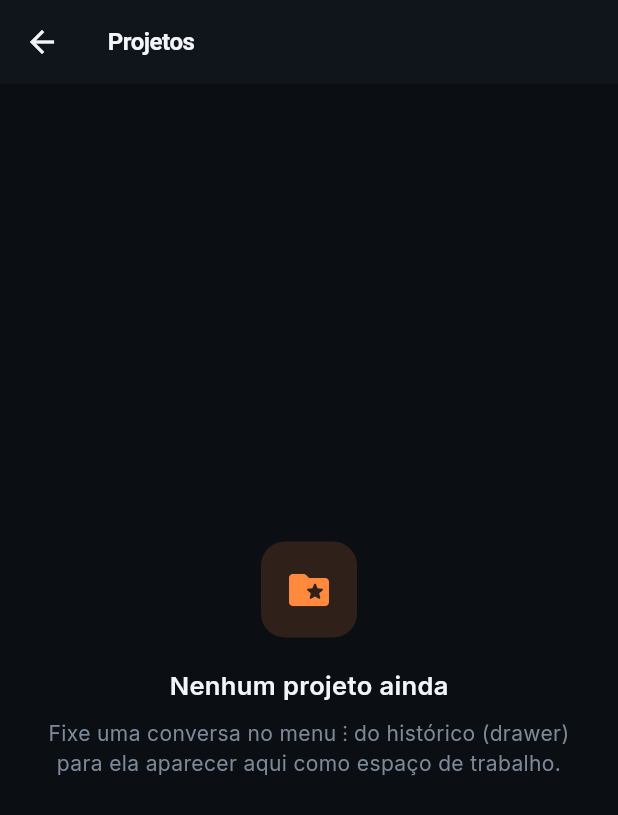
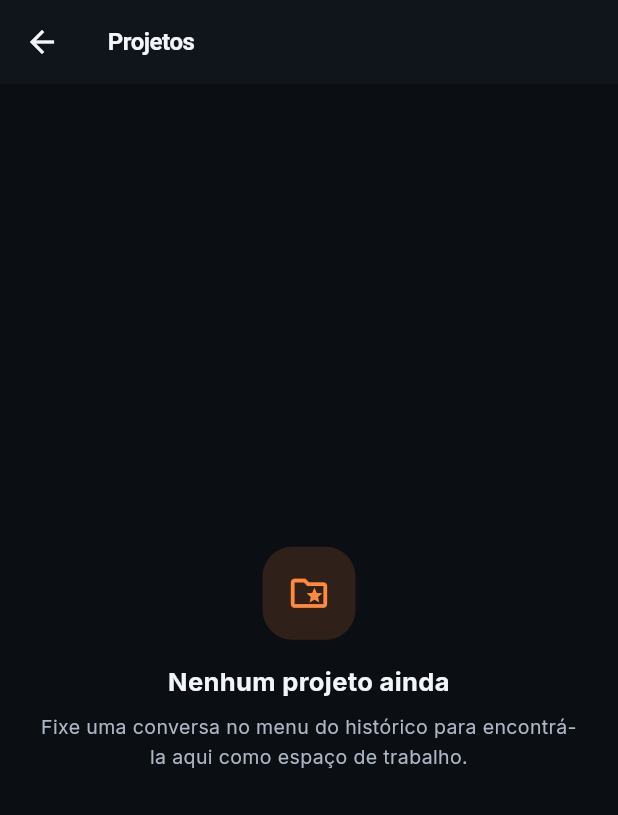
Before and after one commit to othongustavo99/gama, a Flutter app: the ProjectsScreen screen opened directly, on a phone screen of 412 x 824 dp. Shown: the top 815 px of the screen. Run offline on Flutter 3.47's test engine with Material 3 defaults, Android fonts, the phone set to English and light mode, and no system bars; our stand-ins replace audioplayers, dio, file_picker, flutter_highlight, flutter_local_notifications, flutter_markdown_plus and 14 more; missing offline and left inert: desktop_drop, flutter_math_fork, highlight, markdown, media_kit, media_kit_video and 1 more; accounts and stored records are empty; network calls fail.

Commit message:
feat: correções

```diff
--- a/lib/screens/projects_screen.dart
+++ b/lib/screens/projects_screen.dart
@@ -2,6 +2,8 @@ import 'package:flutter/material.dart';
 
 import '../core/gama_colors.dart';
 import '../services/conversation_service.dart';
+import '../widgets/gama_empty_panel.dart';
+import '../widgets/gama_section_intro.dart';
 
 /// Projetos = conversas fixadas / espaços de trabalho leves.
 class ProjectsScreen extends StatelessWidget {
@@ -22,55 +24,28 @@ class ProjectsScreen extends StatelessWidget {
         builder: (context, _) {
           final pinned = service.pinnedConversations;
           if (pinned.isEmpty) {
-            return Center(
-              child: Padding(
-                padding: const EdgeInsets.all(28),
-                child: Column(
-                  mainAxisAlignment: MainAxisAlignment.center,
-                  children: [
-                    Container(
-                      width: 64,
-                      height: 64,
-                      decoration: BoxDecoration(
-                        color: context.gama.accentSoft,
-                        borderRadius: BorderRadius.circular(16),
-                      ),
-                      child: Icon(
-                        Icons.folder_special_rounded,
-                        color: context.gama.accent,
-                        size: 32,
-                      ),
-                    ),
-                    const SizedBox(height: 20),
-                    Text(
-                      'Nenhum projeto ainda',
-                      style: TextStyle(
-                        color: context.gama.textPrimary,
-                        fontSize: 17,
-                        fontWeight: FontWeight.w600,
-                      ),
-                    ),
-                    const SizedBox(height: 10),
-                    Text(
-                      'Fixe uma conversa no menu ⋮ do histórico (drawer) '
-                      'para ela aparecer aqui como espaço de trabalho.',
-                      textAlign: TextAlign.center,
-                      style: TextStyle(
-                        color: context.gama.textMuted,
-                        height: 1.4,
-                      ),
-                    ),
-                  ],
-                ),
-              ),
+            return const GamaEmptyPanel(
+              icon: Icons.folder_special_outlined,
+              title: 'Nenhum projeto ainda',
+              description: 'Fixe uma conversa no menu do histórico para encontrá-la aqui como espaço de trabalho.',
             );
           }
           return ListView.separated(
             padding: const EdgeInsets.all(16),
-            itemCount: pinned.length,
+            itemCount: pinned.length + 1,
             separatorBuilder: (_, __) => const SizedBox(height: 8),
             itemBuilder: (_, i) {
-              final c = pinned[i];
+              if (i == 0) {
+                return const Padding(
+                  padding: EdgeInsets.fromLTRB(8, 8, 8, 14),
+                  child: GamaSectionIntro(
+                    title: 'Projetos fixados',
+                    description: 'Encontre rapidamente suas conversas de trabalho.',
+                    icon: Icons.folder_special_outlined,
+                  ),
+                );
+              }
+              final c = pinned[i - 1];
               final updated = c.updatedAt;
               final dd = updated.day.toString().padLeft(2, '0');
               final mm = updated.month.toString().padLeft(2, '0');
--- /dev/null
+++ b/lib/widgets/gama_empty_panel.dart
@@ -0,0 +1,64 @@
+import 'package:flutter/material.dart';
+
+import '../core/design_tokens.dart';
+import '../core/gama_colors.dart';
+
+/// Estado vazio padronizado e adaptável, sem alterar navegação/arquivos.
+class GamaEmptyPanel extends StatelessWidget {
+  const GamaEmptyPanel({
+    super.key,
+    required this.icon,
+    required this.title,
+    required this.description,
+    this.actionLabel,
+    this.onAction,
+  });
+
+  final IconData icon;
+  final String title;
+  final String description;
+  final String? actionLabel;
+  final VoidCallback? onAction;
+
+  @override
+  Widget build(BuildContext context) {
+    final g = context.gama;
+    return Center(
+      child: ConstrainedBox(
+        constraints: const BoxConstraints(maxWidth: 440),
+        child: Padding(
+          padding: const EdgeInsets.symmetric(horizontal: 24, vertical: 24),
+          child: Column(
+            mainAxisSize: MainAxisSize.min,
+            children: [
+              Container(
+                width: 62,
+                height: 62,
+                decoration: BoxDecoration(
+                  color: g.accentSoft,
+                  borderRadius: BorderRadius.circular(GamaRadius.xl),
+                ),
+                child: Icon(icon, color: g.accent, size: 29),
+              ),
+              const SizedBox(height: 16),
+              Text(title,
+                textAlign: TextAlign.center,
+                style: TextStyle(color: g.textPrimary, fontSize: 17,
+                  fontWeight: FontWeight.w700),
+              ),
+              const SizedBox(height: 9),
+              Text(description,
+                textAlign: TextAlign.center,
+                style: TextStyle(color: g.textSecondary, fontSize: 13, height: 1.5),
+              ),
+              if (actionLabel != null && onAction != null) ...[
+                const SizedBox(height: 18),
+                OutlinedButton(onPressed: onAction, child: Text(actionLabel!)),
+              ],
+            ],
+          ),
+        ),
+      ),
+    );
+  }
+}
```
Also changed, not shown: lib/core/responsive_layout.dart (added, +16 -0 lines), lib/screens/images_screen.dart (+22 -10 lines), lib/screens/library_screen.dart (+22 -12 lines), lib/screens/login_screen.dart (+3 -23 lines), lib/screens/oficina_screen.dart (+27 -14 lines), lib/screens/splash_screen.dart (+68 -17 lines), lib/widgets/gama_brand_mark.dart (added, +45 -0 lines), lib/widgets/gama_section_intro.dart (added, +65 -0 lines), 1 other file.
